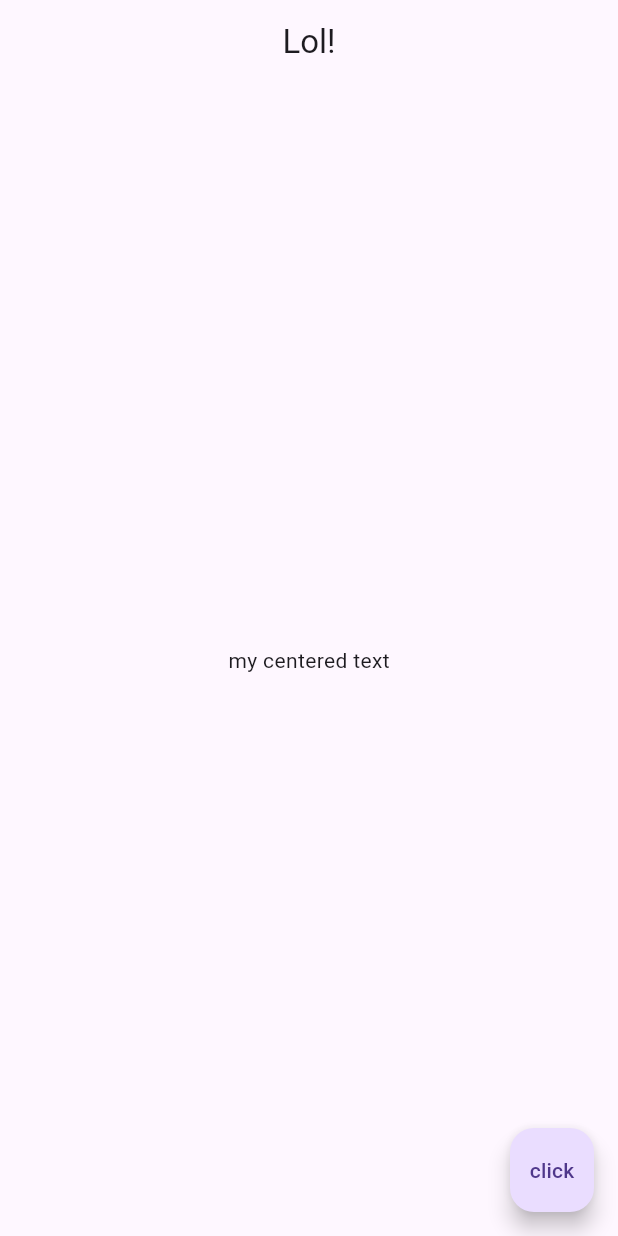
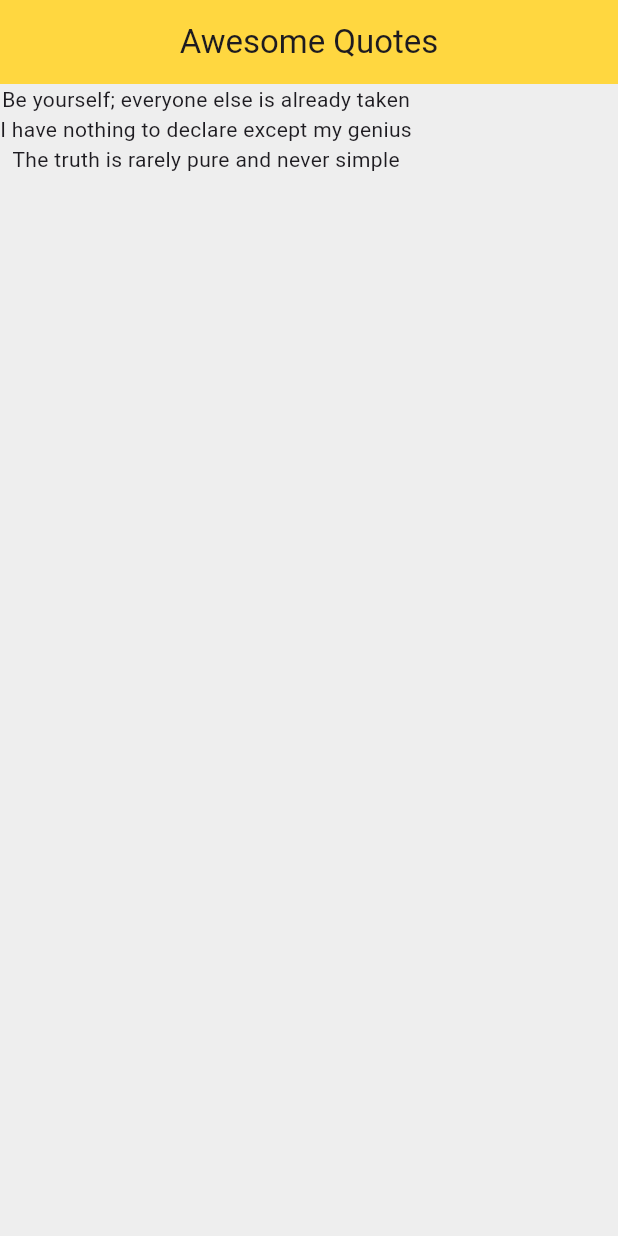
Before and after one commit to k2on/net-ninja-quote-lab-part-1, a Flutter app: the screen it shows after launch, on a phone screen of 412 x 824 dp. Run offline on Flutter 3.47's test engine with Material 3 defaults, Android fonts, the phone set to English and light mode, and no system bars.

Commit message:
feat: add quote list

```diff
--- a/lib/main.dart
+++ b/lib/main.dart
@@ -1,19 +1,35 @@
 import 'package:flutter/material.dart';
 
 void main() => runApp(MaterialApp(
-  home: Scaffold(
-    appBar: AppBar(
-      title: Text("Lol!"),
-      centerTitle: true,
-    ),
-    body: Center(
-      child: Text("my centered text"),
-    ),
-    floatingActionButton: FloatingActionButton(
-      child: Text('click'),
-      onPressed: () => {
-        print("hello there")
-      },
-    ),
-  ),
+  home: QuoteList(),
 ));
+
+class QuoteList extends StatefulWidget {
+  const QuoteList({super.key});
+
+  @override
+  State<QuoteList> createState() => _QuoteListState();
+}
+
+class _QuoteListState extends State<QuoteList> {
+  List<String> quotes = [
+    'Be yourself; everyone else is already taken',
+    'I have nothing to declare except my genius',
+    'The truth is rarely pure and never simple'
+  ];
+
+  @override
+  Widget build(BuildContext context) {
+    return Scaffold(
+      backgroundColor: Colors.grey[200],
+      appBar: AppBar(
+        title: Text("Awesome Quotes"),
+        centerTitle: true,
+        backgroundColor: Colors.amberAccent
+      ),
+      body: Column(
+        children: quotes.map((quote) => Text(quote)).toList(),
+      ),
+    );
+  }
+}
```
Also changed, not shown: 1 other file.
